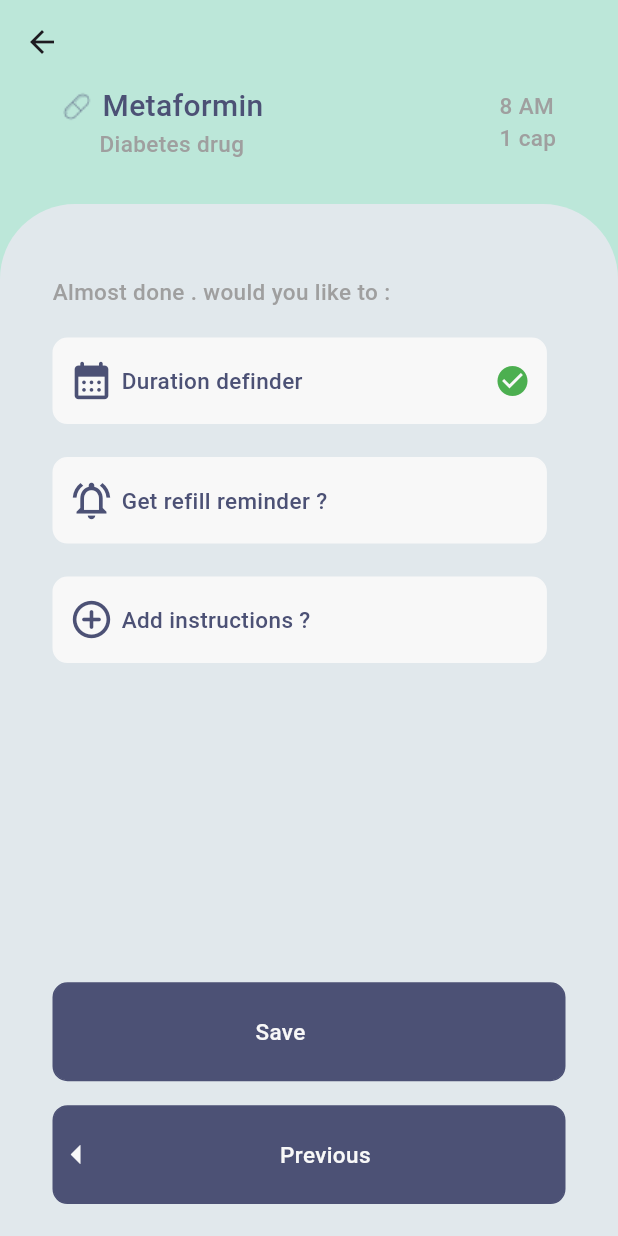
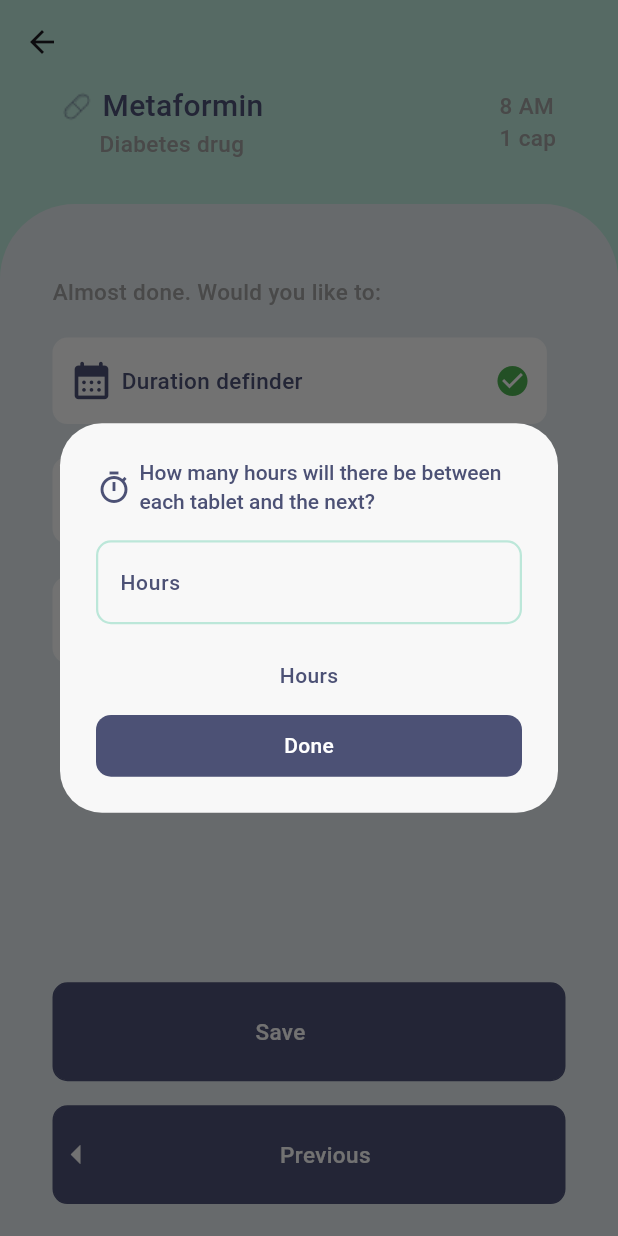
Before and after one commit to Mariamshahir/medical_care, a Flutter app: the Conferm screen opened by its route, after a tap on "Duration definder", on a phone screen of 412 x 824 dp. Run offline on Flutter 3.47's test engine with Material 3 defaults, Android fonts, the phone set to English and light mode, and no system bars; our stand-ins replace smooth_page_indicator; missing offline and left inert: time_picker_spinner.

Commit message:
finish Show Dialog

```diff
--- a/lib/screens/conferm.dart
+++ b/lib/screens/conferm.dart
@@ -7,6 +7,7 @@ import 'package:medical_care/widget/boxes.dart';
 import 'package:medical_care/widget/next_steps.dart';
 import 'package:medical_care/widget/previous_steps.dart';
 import 'package:medical_care/screens/questions.dart';
+import 'package:medical_care/widget/show_dialog.dart';
 
 class Conferm extends StatefulWidget {
   static const String routeName = "conferm";
@@ -20,6 +21,10 @@ class Conferm extends StatefulWidget {
 class _ConfermState extends State<Conferm> {
   void goBack() {
     Navigator.pop(context);
+  }
+
+  void _onDone() {
+    setState(() {});
   }
 
   @override
@@ -75,9 +80,12 @@ class _ConfermState extends State<Conferm> {
               width: MediaQuery.of(context).size.width,
               height: MediaQuery.of(context).size.height * 0.85,
               decoration: const BoxDecoration(
-                  color: AppColors.cramy,
-                  borderRadius: BorderRadius.vertical(
-                      top: Radius.circular(50), bottom: Radius.zero)),
+                color: AppColors.cramy,
+                borderRadius: BorderRadius.vertical(
+                  top: Radius.circular(50),
+                  bottom: Radius.zero,
+                ),
+              ),
               child: Column(
                 crossAxisAlignment: CrossAxisAlignment.start,
                 children: [
@@ -87,32 +95,66 @@ class _ConfermState extends State<Conferm> {
                       crossAxisAlignment: CrossAxisAlignment.start,
                       children: [
                         const Text(
-                          "Almost done . would you like to :",
+                          "Almost done. Would you like to:",
                           style: AppTheme.formtext,
                         ),
-                        const SizedBox(
-                          height: 20,
-                        ),
-                        const Boxes(
+                        const SizedBox(height: 20),
+                        Boxes(
                           name: 'Duration definder',
                           icon: Icons.calendar_month_rounded,
+                          onTap: () {
+                            showDialog(
+                              context: context,
+                              builder: (BuildContext context) {
+                                return ShowDialog(
+                                  icon: Icons.timer_sharp,
+                                  title:
+                                      'How many hours will there be between each tablet and the next?',
+                                  text: 'Hours',
+                                  hint: 'Hours',
+                                  onDone: _onDone,
+                                );
+                              },
+                            );
+                          },
                         ),
-                        const SizedBox(
-                          height: 22,
+                        const SizedBox(height: 22),
+                        Boxes(
+                          name: 'Get refill reminder?',
+                          icon: Icons.notifications_active_outlined,
+                          onTap: () {
+                            showDialog(
+                              context: context,
+                              builder: (BuildContext context) {
+                                return ShowDialog(
+                                  icon: Icons.notifications_active_outlined,
+                                  title:
+                                      'When should we remind you to refill your prescription?',
+                                  text: 'Bills left',
+                                  hint: "Bills Left",
+                                  onDone: _onDone,
+                                );
+                              },
+                            );
+                          },
                         ),
-                        const Boxes(
-                          name: 'Get refill reminder ?',
-                          icon: Icons.notifications_active_outlined,
-                        ),
-                        const SizedBox(
-                          height: 22,
-                        ),
-                        InkWell(
-                          onTap: () {},
-                          child: const Boxes(
-                            name: 'Add instructions ?',
-                            icon: Icons.add_circle_outline_rounded,
-                          ),
+                        const SizedBox(height: 22),
+                        Boxes(
+                          name: 'Add instructions?',
+                          icon: Icons.add_circle_outline_rounded,
+                          onTap: () {
+                            showDialog(
+                              context: context,
+                              builder: (BuildContext context) {
+                                return ShowDialog(
+                                  icon: Icons.add_circle_outline_rounded,
+                                  title: 'Add instructions?',
+                                  text: 'Write your instructions',
+                                  onDone: _onDone,
+                                );
+                              },
+                            );
+                          },
                         ),
                       ],
                     ),
@@ -120,9 +162,11 @@ class _ConfermState extends State<Conferm> {
                   SizedBox(
                     height: MediaQuery.of(context).size.height * 0.2,
                   ),
-                  const NextSteps(
-                    nextStep: HomeScreen.routeName,
+                  NextSteps(
                     nameNextStep: "Save",
+                    onTap: () {
+                      _showDialog(context);
+                    },
                   ),
                   const SizedBox(height: 16),
                   PreviousSteps(
@@ -130,13 +174,54 @@ class _ConfermState extends State<Conferm> {
                     namePreviousStep: "Previous",
                     icon: Icons.arrow_left_outlined,
                     onTap: goBack,
-                  )
+                  ),
                 ],
               ),
-            )
+            ),
           ],
         ),
       ),
     );
   }
+
+  void _showDialog(BuildContext context) {
+    showDialog(
+        context: context,
+        builder: (BuildContext context) {
+          return AlertDialog(
+            backgroundColor: AppColors.white,
+            actions: [
+              const Image(
+                image: AssetImage(AppAssets.save),
+                alignment: Alignment.center,
+              ),
+              const Center(
+                  child: Text(
+                "your drug added succefully",
+                style: AppTheme.titleTabs,
+                maxLines: 2,
+              )),
+              InkWell(
+                onTap: () {
+                  Navigator.pushNamed(context, HomeScreen.routeName);
+                },
+                child: Container(
+                  width: MediaQuery.of(context).size.width * 0.8,
+                  height: MediaQuery.of(context).size.height * 0.05,
+                  decoration: const BoxDecoration(
+                    color: AppColors.primaryColor,
+                    borderRadius: BorderRadius.all(Radius.circular(10)),
+                  ),
+                  child: Center(
+                    child: Text(
+                      'Ok',
+                      style: AppTheme.dialog.copyWith(color: Colors.white),
+                    ),
+                  ),
+                ),
+              ),
+            ],
+          );
+        });
+  }
 }
--- a/lib/utils/aap_theme.dart
+++ b/lib/utils/aap_theme.dart
@@ -19,4 +19,6 @@ abstract class AppTheme {
       color: AppColors.primaryColor, fontSize: 30, fontWeight: FontWeight.w600);
   static const TextStyle name = TextStyle(
       color: AppColors.primaryColor, fontSize: 20, fontWeight: FontWeight.w700);
+  static const TextStyle dialog = TextStyle(
+      color: AppColors.primaryColor, fontSize: 14, fontWeight: FontWeight.w500);
 }
--- a/lib/utils/app_assets.dart
+++ b/lib/utils/app_assets.dart
@@ -5,4 +5,5 @@ abstract class AppAssets{
   static const String timeCapsule = "assets/images/time_capsule.png";
   static const String logo = "assets/images/logo.png";
   static const String medical = "assets/images/medical.png";
+  static const String save = "assets/images/save.png";
 }
--- a/lib/widget/boxes.dart
+++ b/lib/widget/boxes.dart
@@ -5,11 +5,13 @@ import 'package:medical_care/utils/app_colors.dart';
 class Boxes extends StatefulWidget {
   final String name;
   final IconData icon;
+  final VoidCallback onTap;
 
   const Boxes({
     Key? key,
     required this.name,
     required this.icon,
+    required this.onTap,
   }) : super(key: key);
 
   @override
@@ -17,16 +19,19 @@ class Boxes extends StatefulWidget {
 }
 
 class _BoxesState extends State<Boxes> {
-  bool _isSelected = false;
+  bool isDone = false; // State to track if done button was clicked
+
+  void handleTap() {
+    widget.onTap(); // Call the provided onTap function
+    setState(() {
+      isDone = true; // Update the state to show the done icon
+    });
+  }
 
   @override
   Widget build(BuildContext context) {
     return InkWell(
-      onTap: () {
-        setState(() {
-          _isSelected = !_isSelected;
-        });
-      },
+      onTap: handleTap,
       child: Container(
         width: MediaQuery.of(context).size.width * 0.8,
         height: MediaQuery.of(context).size.height * 0.07,
@@ -48,20 +53,14 @@ class _BoxesState extends State<Boxes> {
                 color: AppColors.primaryColor,
                 size: 30,
               ),
-              const SizedBox(
-                width: 5,
+              const SizedBox(width: 5),
+              Text(
+                widget.name,
+                style: AppTheme.tabs.copyWith(color: AppColors.primaryColor),
               ),
-              Expanded(
-                child: Text(
-                  widget.name,
-                  style: AppTheme.tabs.copyWith(color: AppColors.primaryColor),
-                ),
-              ),
-              if (_isSelected)
-                const Icon(
-                  Icons.check_circle,
-                  color: Colors.green,
-                ),
+              const Spacer(), // Push the icon to the end
+              if (isDone) // Conditionally show the icon
+                const Icon(Icons.check_circle, color: Colors.green),
             ],
           ),
         ),
--- /dev/null
+++ b/lib/widget/show_dialog.dart
@@ -0,0 +1,88 @@
+import 'package:flutter/material.dart';
+import 'package:medical_care/utils/aap_theme.dart';
+import 'package:medical_care/utils/app_colors.dart';
+
+class ShowDialog extends StatelessWidget {
+  final IconData icon;
+  final String title;
+  final String text;
+  final String? hint;
+  final VoidCallback? onDone;
+
+  const ShowDialog({
+    Key? key,
+    required this.icon,
+    required this.title,
+    required this.text,
+    this.hint,
+    this.onDone,
+  }) : super(key: key);
+
+  @override
+  Widget build(BuildContext context) {
+    return AlertDialog(
+      backgroundColor: AppColors.white,
+      title: Row(
+        children: [
+          Icon(
+            icon,
+            color: AppColors.primaryColor,
+          ),
+          const SizedBox(width: 5),
+          Expanded(
+            child: Text(
+              title,
+              style: AppTheme.dialog,
+              maxLines: 2,
+            ),
+          ),
+        ],
+      ),
+      content: TextField(
+        decoration: InputDecoration(
+          labelText: text,
+          labelStyle: AppTheme.dialog,
+          enabledBorder: const OutlineInputBorder(
+            borderRadius: BorderRadius.all(Radius.circular(10)),
+            borderSide: BorderSide(
+              color: AppColors.green,
+              width: 1.5,
+            ),
+          ),
+        ),
+      ),
+      actions: [
+        if (hint != null)
+          Center(
+            child: Text(
+              hint!,
+              style: AppTheme.dialog,
+            ),
+          ),
+        SizedBox(
+          height: MediaQuery.of(context).size.height * 0.02,
+        ),
+        InkWell(
+          onTap: () {
+            onDone?.call();
+            Navigator.of(context).pop();
+          },
+          child: Container(
+            width: MediaQuery.of(context).size.width * 0.8,
+            height: MediaQuery.of(context).size.height * 0.05,
+            decoration: const BoxDecoration(
+              color: AppColors.primaryColor,
+              borderRadius: BorderRadius.all(Radius.circular(10)),
+            ),
+            child: Center(
+              child: Text(
+                'Done',
+                style: AppTheme.dialog.copyWith(color: Colors.white),
+              ),
+            ),
+          ),
+        ),
+      ],
+    );
+  }
+}
```
Also changed, not shown: assets/images/save.png (added).
